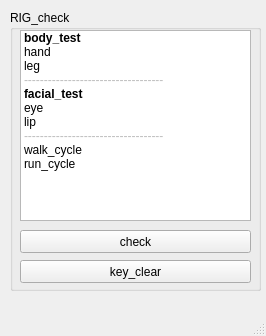
Old version of the form python/sub_script/RIG_checktool/RIG_checktool_UI.ui in the repository sumtting/KJY.
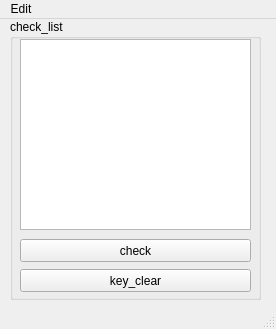
New version of the form.

```diff
--- a/python/sub_script/RIG_checktool/RIG_checktool_UI.ui
+++ b/python/sub_script/RIG_checktool/RIG_checktool_UI.ui
@@ -6,8 +6,8 @@
    <rect>
     <x>0</x>
     <y>0</y>
-    <width>266</width>
-    <height>336</height>
+    <width>276</width>
+    <height>329</height>
    </rect>
   </property>
   <property name="windowTitle">
@@ -18,13 +18,16 @@
     <property name="geometry">
      <rect>
       <x>10</x>
-      <y>10</y>
+      <y>0</y>
       <width>251</width>
       <height>281</height>
      </rect>
     </property>
+    <property name="layoutDirection">
+     <enum>Qt::LeftToRight</enum>
+    </property>
     <property name="title">
-     <string>RIG_check</string>
+     <string>check_list</string>
     </property>
     <widget class="QPushButton" name="RIG_check_btn">
      <property name="geometry">
@@ -48,92 +51,6 @@
        <height>191</height>
       </rect>
      </property>
-     <item>
-      <property name="text">
-       <string>body_test</string>
-      </property>
-      <property name="font">
-       <font>
-        <weight>75</weight>
-        <bold>true</bold>
-       </font>
-      </property>
-     </item>
-     <item>
-      <property name="text">
-       <string>hand</string>
-      </property>
-     </item>
-     <item>
-      <property name="text">
-       <string>leg</string>
-      </property>
-     </item>
-     <item>
-      <property name="text">
-       <string>-----------------------------------</string>
-      </property>
-      <property name="foreground">
-       <brush brushstyle="NoBrush">
-        <color alpha="255">
-         <red>143</red>
-         <green>216</green>
-         <blue>255</blue>
-        </color>
-       </brush>
-      </property>
-      <property name="flags">
-       <set>ItemIsSelectable|ItemIsDragEnabled|ItemIsUserCheckable</set>
-      </property>
-     </item>
-     <item>
-      <property name="text">
-       <string>facial_test</string>
-      </property>
-      <property name="font">
-       <font>
-        <weight>75</weight>
-        <bold>true</bold>
-       </font>
-      </property>
-     </item>
-     <item>
-      <property name="text">
-       <string>eye</string>
-      </property>
-     </item>
-     <item>
-      <property name="text">
-       <string>lip</string>
-      </property>
-     </item>
-     <item>
-      <property name="text">
-       <string>-----------------------------------</string>
-      </property>
-      <property name="foreground">
-       <brush brushstyle="NoBrush">
-        <color alpha="255">
-         <red>143</red>
-         <green>216</green>
-         <blue>255</blue>
-        </color>
-       </brush>
-      </property>
-      <property name="flags">
-       <set>ItemIsSelectable|ItemIsDragEnabled|ItemIsUserCheckable</set>
-      </property>
-     </item>
-     <item>
-      <property name="text">
-       <string>walk_cycle</string>
-      </property>
-     </item>
-     <item>
-      <property name="text">
-       <string>run_cycle</string>
-      </property>
-     </item>
     </widget>
     <widget class="QPushButton" name="key_clear_btn">
      <property name="geometry">
@@ -158,10 +75,17 @@
     <rect>
      <x>0</x>
      <y>0</y>
-     <width>266</width>
+     <width>276</width>
      <height>21</height>
     </rect>
    </property>
+   <widget class="QMenu" name="menuEdit">
+    <property name="title">
+     <string>Edit</string>
+    </property>
+    <addaction name="action_json_manager"/>
+   </widget>
+   <addaction name="menuEdit"/>
   </widget>
   <widget class="QStatusBar" name="statusbar"/>
  </widget>
```
Left out of the diff: 7 changed lines with no effect on the pictures.
